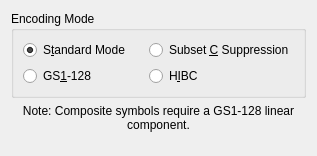
Before: the Qt Designer form frontend_qt/grpC128.ui in zint/zint, drawn with Qt 5.
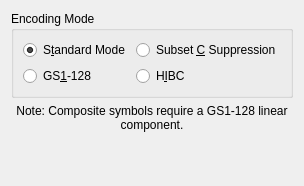
After: the same form once the commit is applied.

Commit message: GUI: restore tabMain minimizeSize (preview wasn't updating correctly)   - manually adjust Windows min/max sizes; use grpC39 for LOGMARS

```diff
--- a/frontend_qt/grpC128.ui
+++ b/frontend_qt/grpC128.ui
@@ -2,14 +2,6 @@
 <ui version="4.0">
  <class>grpC128</class>
  <widget class="QWidget" name="grpC128">
-  <property name="geometry">
-   <rect>
-    <x>0</x>
-    <y>0</y>
-    <width>317</width>
-    <height>156</height>
-   </rect>
-  </property>
   <property name="maximumSize">
    <size>
     <width>600</width>
@@ -29,9 +21,6 @@
       <string>How to process data</string>
      </property>
      <layout class="QGridLayout" name="gridLayoutC128EncodingMode">
-      <property name="sizeConstraint">
-       <enum>QLayout::SetMinimumSize</enum>
-      </property>
       <item row="0" column="0">
        <widget class="QRadioButton" name="radC128Stand">
         <property name="text">
```
The commit also changes 7 other files.
